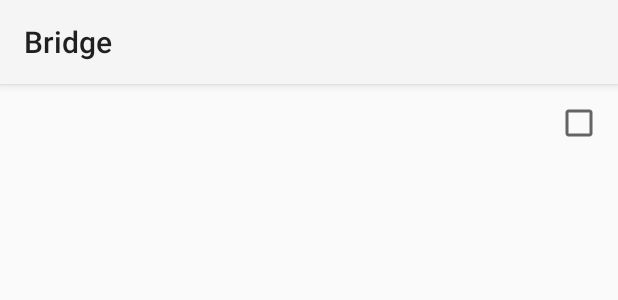
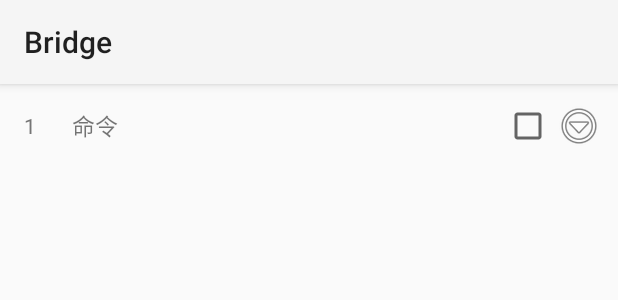
Before and after one commit to Wangshiguang1862/bridge-app, an Android app: the layout item_command.xml on its own in the app's theme, with its tools: preview values and no code run, on a phone screen of 412 x 824 dp. Shown: the top 300 px of the screen. Run offline under Robolectric (Android 15) with nearby library versions, the phone set to English and light mode, and no system bars.

Commit message:
Refactor item_command.xml layout and styles
Updated layout properties for item_command.xml, including padding and text attributes.

```diff
--- a/app/src/main/res/layout/item_command.xml
+++ b/app/src/main/res/layout/item_command.xml
@@ -3,26 +3,41 @@
     android:layout_width="match_parent"
     android:layout_height="wrap_content"
     android:orientation="horizontal"
-    android:padding="10dp"
-    android:gravity="center_vertical">
+    android:gravity="center_vertical"
+    android:paddingStart="16dp"
+    android:paddingEnd="8dp"
+    android:paddingTop="10dp"
+    android:paddingBottom="10dp"
+    android:background="?android:attr/selectableItemBackground">
 
     <TextView
         android:id="@+id/tvSeq"
         android:layout_width="32dp"
         android:layout_height="wrap_content"
-        android:textSize="14sp" />
+        android:text="1"
+        android:textSize="14sp"
+        android:textColor="#757575" />
 
     <TextView
         android:id="@+id/tvName"
         android:layout_width="0dp"
         android:layout_height="wrap_content"
         android:layout_weight="1"
-        android:textSize="16sp" />
+        android:text="命令"
+        android:textSize="15sp"
+        android:singleLine="true"
+        android:ellipsize="end" />
 
     <CheckBox
         android:id="@+id/cbEnable"
         android:layout_width="wrap_content"
-        android:layout_height="wrap_content"
-        android:focusable="false" />
+        android:layout_height="wrap_content" />
 
+    <ImageButton
+        android:id="@+id/itemMore"
+        android:layout_width="36dp"
+        android:layout_height="36dp"
+        android:src="@android:drawable/ic_menu_more"
+        android:background="?android:attr/selectableItemBackgroundBorderless"
+        android:contentDescription="更多" />
 </LinearLayout>
```
